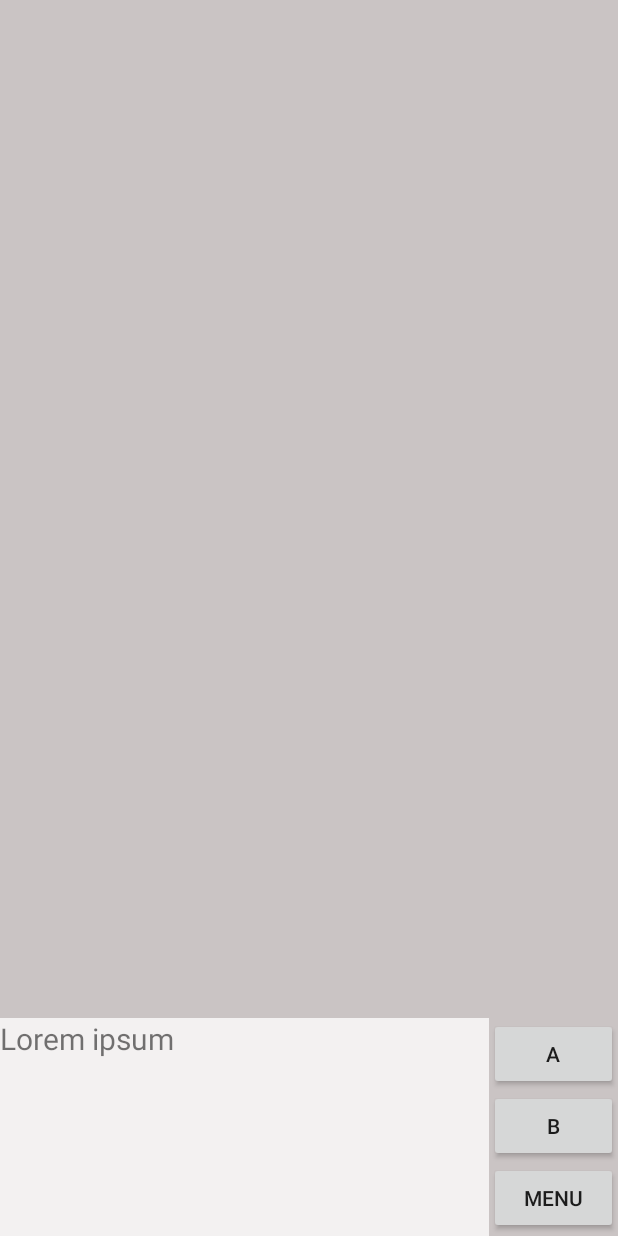
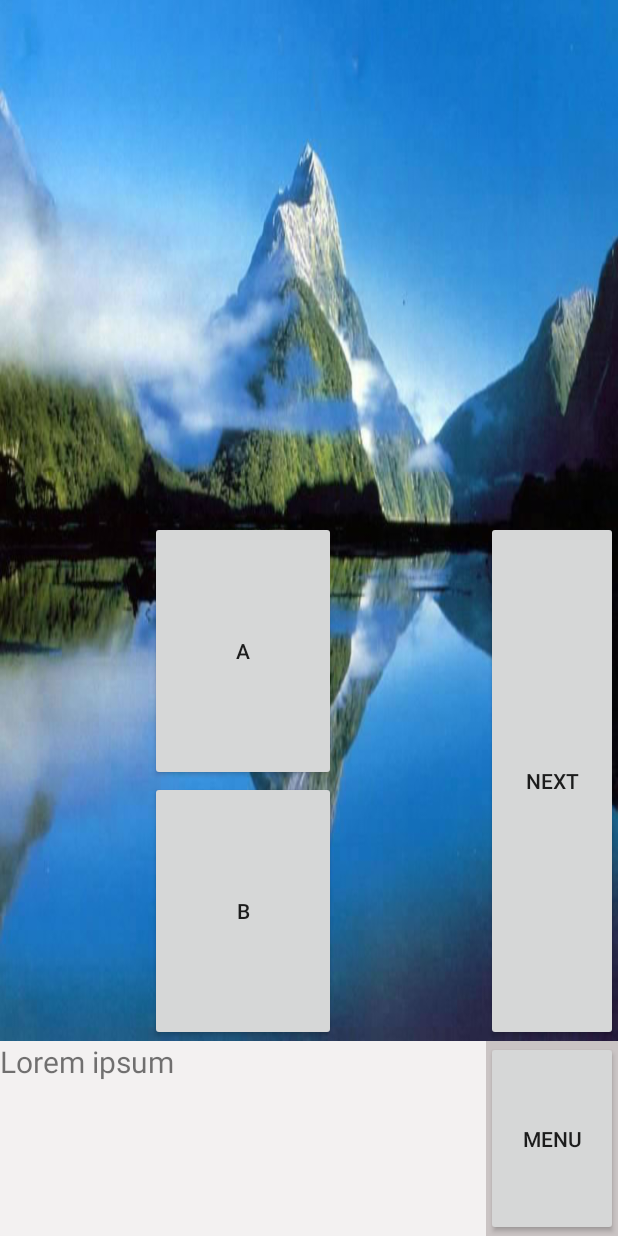
Before and after one commit to mmmaxou/Application-Histoire-Interactive, an Android app: the layout activity_main.xml on its own in the app's theme, with its tools: preview values and no code run, on a phone screen of 412 x 824 dp. Run offline under Robolectric (Android 15) with nearby library versions, the light colour scheme and no system bars.

Commit message:
Version image stable

```diff
--- a/Inkarma/app/src/main/java/com/example/maximilienpluchard/inkarma/Script.java
+++ b/Inkarma/app/src/main/java/com/example/maximilienpluchard/inkarma/Script.java
@@ -1,3 +1,5 @@
+package com.example.maximilienpluchard.inkarma;
+
 import java.util.HashMap;
 import java.util.Map;
 
--- a/Inkarma/app/src/main/res/layout/activity_main.xml
+++ b/Inkarma/app/src/main/res/layout/activity_main.xml
@@ -11,20 +11,69 @@
     android:weightSum="1"
     android:background="#cac4c4">
 
-    <ImageView
+    <LinearLayout
+        android:orientation="vertical"
         android:layout_width="match_parent"
-        android:layout_height="0dp"
+        android:layout_height="match_parent"
         android:layout_weight="1"
-        android:id="@+id/decorBoxImg"
-        android:scaleType="centerCrop">
+        android:background="@drawable/frame1"
+        android:id="@+id/decorImgBox">
 
-    </ImageView>
+        <LinearLayout
+            android:orientation="vertical"
+            android:layout_width="match_parent"
+            android:layout_height="match_parent"
+            android:layout_weight="2"
+            android:id="@+id/space"></LinearLayout>
+
+        <LinearLayout
+            android:orientation="horizontal"
+            android:layout_width="match_parent"
+            android:layout_height="match_parent"
+            android:layout_weight="2">
+
+            <LinearLayout
+                android:orientation="vertical"
+                android:layout_width="match_parent"
+                android:layout_height="match_parent"
+                android:layout_weight="1">
+
+                <Button
+                    android:layout_width="match_parent"
+                    android:layout_height="match_parent"
+                    android:text="A"
+                    android:id="@+id/choix1"
+                    android:onClick="onClick1"
+                    android:layout_marginLeft="100dp"
+                    android:layout_marginRight="100dp"
+                    android:layout_weight="1" />
+
+                <Button
+                    android:layout_width="match_parent"
+                    android:layout_height="match_parent"
+                    android:text="B"
+                    android:id="@+id/choix2"
+                    android:onClick="onClick2"
+                    android:layout_marginLeft="100dp"
+                    android:layout_marginRight="100dp"
+                    android:layout_weight="1" />
+            </LinearLayout>
+
+            <Button
+                android:text="Next"
+                android:layout_width="wrap_content"
+                android:layout_height="match_parent"
+                android:id="@+id/choixNext"
+                android:onClick="onClick3" />
+        </LinearLayout>
+
+    </LinearLayout>
 
     <LinearLayout
         android:orientation="horizontal"
         android:layout_width="match_parent"
-        android:layout_height="145dp"
-        android:layout_weight="0">
+        android:layout_weight="0"
+        android:layout_height="130dp">
 
         <ScrollView
             android:layout_width="match_parent"
@@ -43,33 +92,12 @@
                 android:textIsSelectable="false" />
         </ScrollView>
 
-        <LinearLayout
-            android:orientation="vertical"
+        <Button
             android:layout_width="wrap_content"
             android:layout_height="match_parent"
-            android:layout_weight="0.2">
-
-            <Button
-                android:layout_width="wrap_content"
-                android:layout_height="wrap_content"
-                android:text="A"
-                android:id="@+id/choix1"
-                android:onClick="onClick1" />
-
-            <Button
-                android:layout_width="wrap_content"
-                android:layout_height="wrap_content"
-                android:text="B"
-                android:id="@+id/choix2"
-                android:onClick="onClick2" />
-
-            <Button
-                android:layout_width="wrap_content"
-                android:layout_height="wrap_content"
-                android:text="Menu"
-                android:id="@+id/menu"
-                android:onClick="onClickMenu" />
-        </LinearLayout>
+            android:text="Menu"
+            android:id="@+id/menu"
+            android:onClick="onClickMenu" />
 
     </LinearLayout>
 
```
Also changed, not shown: Inkarma/app/src/main/AndroidManifest.xml (+6 -3 lines), Inkarma/app/src/main/java/com/example/maximilienpluchard/inkarma/MainActivity.java (+61 -8 lines), Inkarma/app/src/main/res/layout/activity_menu.xml (+12 -12 lines), Inkarma/app/src/main/res/xml/data.xml (+5 -5 lines), 2 other files.
